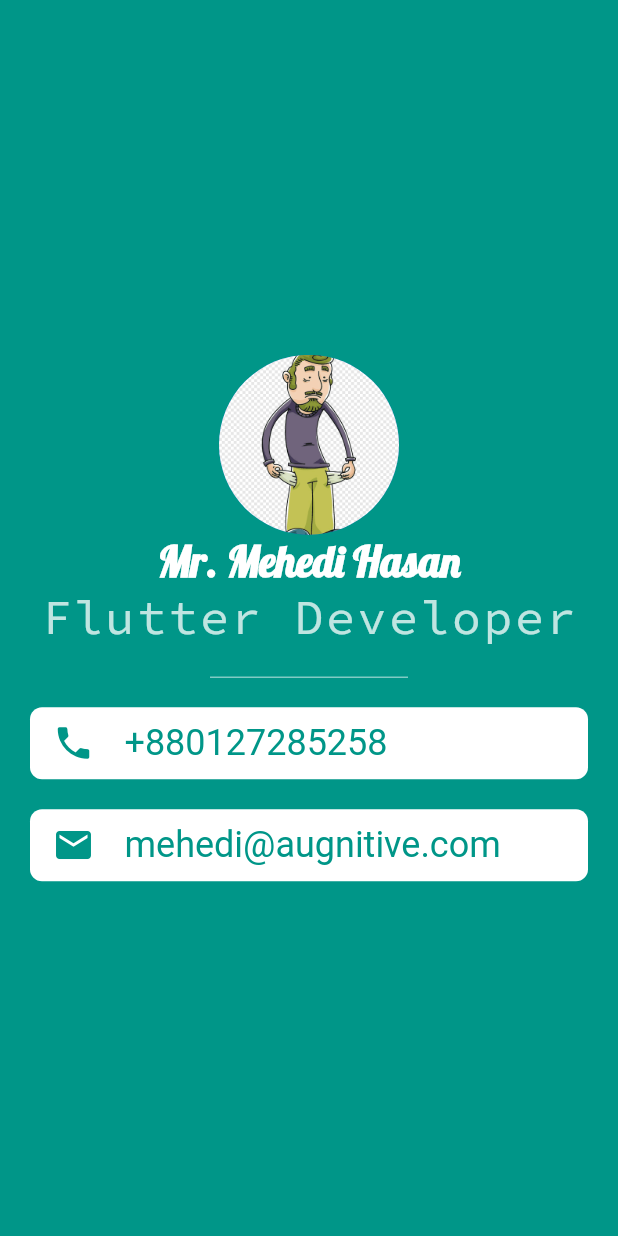
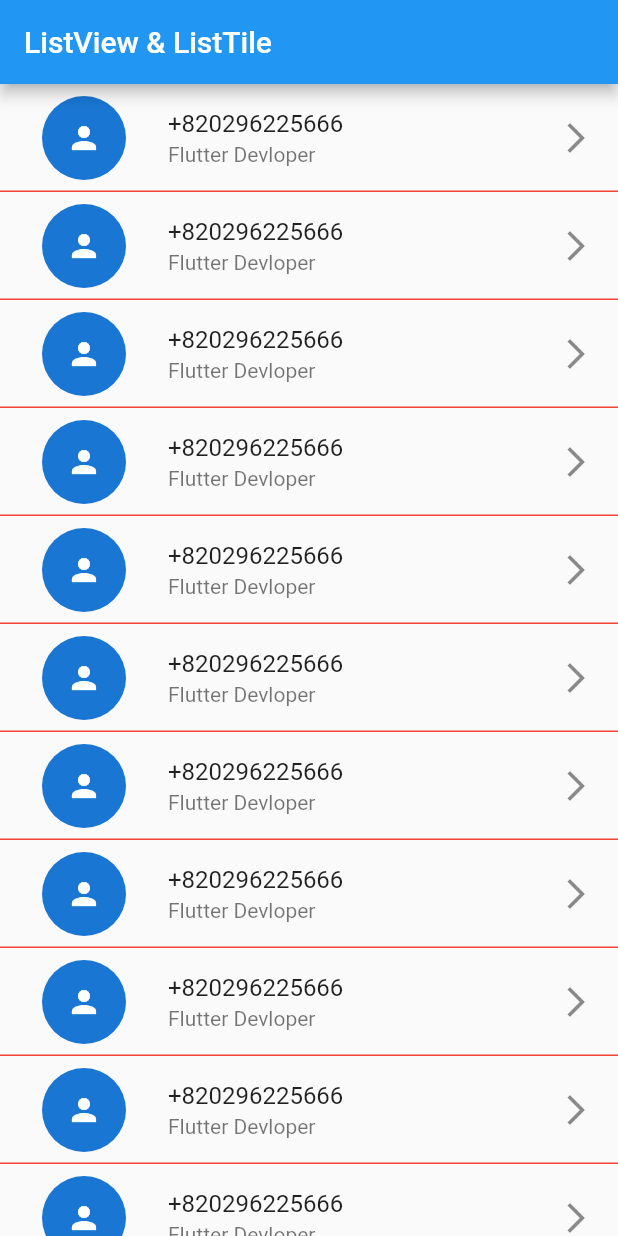
Before and after one commit to jpmehedi/ict-flutter-batch-7, a Flutter app: the screen it shows after launch, on a phone screen of 412 x 824 dp. Run offline on Flutter 3.47's test engine with Material 2 defaults, Android fonts, the phone set to English and light mode, and no system bars.

Commit message:
Listview and ListTile

```diff
--- /dev/null
+++ b/lib/conatact_list.dart
@@ -0,0 +1,44 @@
+import 'package:flutter/material.dart';
+
+class ContactList extends StatelessWidget {
+  // const ContactList({ Key? key }) : super(key: key);
+
+  // List contact = [
+  //   "+85225665",
+  //   "630452055",
+  //   "692305885024",
+  //   "52358632"
+  // ];
+
+  @override
+  Widget build(BuildContext context) {
+    return Scaffold(
+      appBar: AppBar(title: Text("ListView & ListTile"),),
+      body: ListView.separated(
+        separatorBuilder: (BuildContext context, int index){
+          return Divider(
+            thickness: 1,
+            height: 0,
+            color: Colors.red,
+          );
+        },
+        itemCount: 50,
+        itemBuilder: (BuildContext context, int index){
+          return ListTile(
+            // tileColor: Colors.teal,
+            onTap: (){
+
+            },
+            leading: CircleAvatar(
+              radius: 40,
+              child: Icon(Icons.person),
+            ),
+            title: Text("+820296225666"),
+            subtitle: Text("Flutter Devloper"),
+            trailing: Icon(Icons.arrow_forward_ios),
+          );
+        },
+      )
+    );
+  }
+}
--- a/lib/main.dart
+++ b/lib/main.dart
@@ -1,5 +1,5 @@
 
-import 'package:demo_project/profile.dart';
+import 'package:demo_project/conatact_list.dart';
 import 'package:flutter/material.dart';
 
 
@@ -12,7 +12,8 @@ void main () {
       //   fontFamily: "Lobster",
       // ),
       // home: HomePage()
-      home: ProfileScreen(),
+      // home: ProfileScreen(),
+      home: ContactList(),
     ),
   );
 }
```
